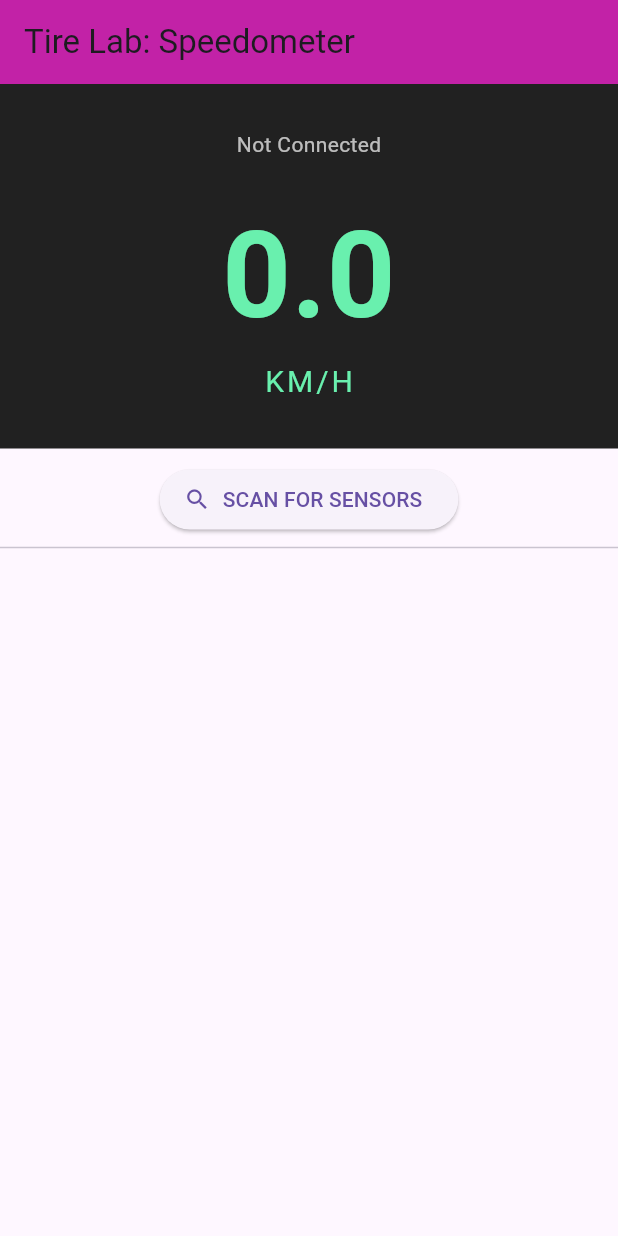
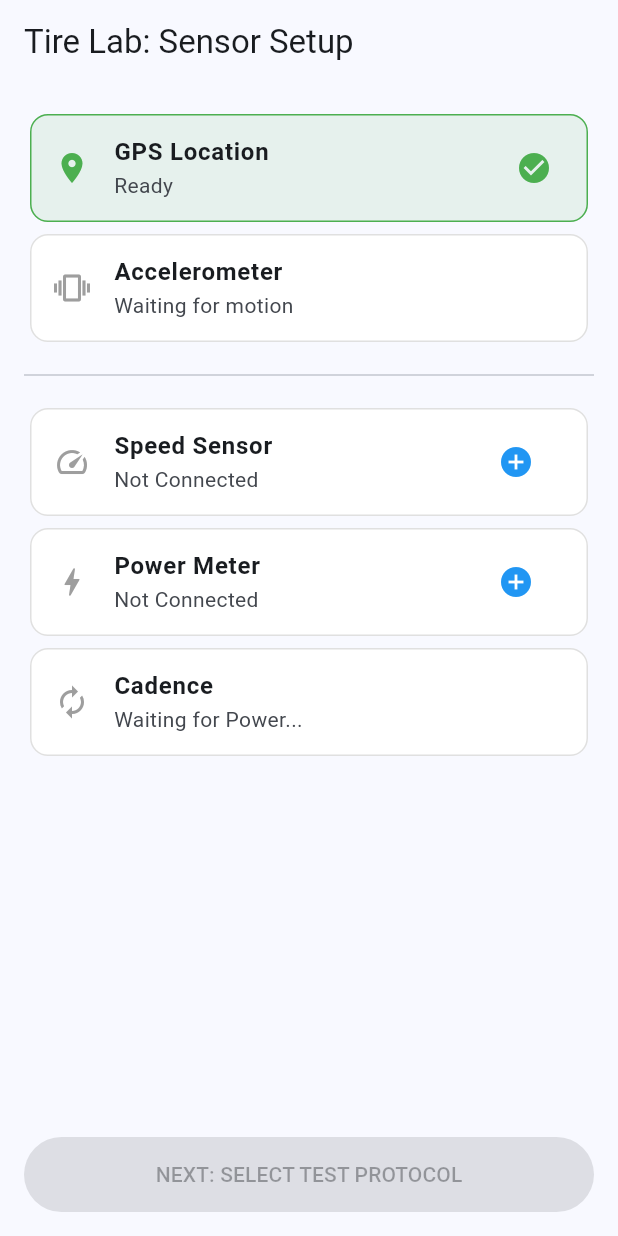
Before and after one commit to abramovychmax-cpu/under-preassure-tyre, a Flutter app: the screen it shows after launch, on a phone screen of 412 x 824 dp. Run offline on Flutter 3.47's test engine with Material 3 defaults, Android fonts, the phone set to English and light mode, and no system bars; our stand-ins replace flutter_blue_plus, geolocator, sensors_plus.

Commit message:
first iteration

```diff
--- a/lib/main.dart
+++ b/lib/main.dart
@@ -1,158 +1,189 @@
-import 'package:flutter/material.dart';
-import 'package:flutter_blue_plus/flutter_blue_plus.dart';
-import 'package:permission_handler/permission_handler.dart';
+import 'package:flutter/material.dart'; // Import basic UI building blocks
+import 'package:flutter_blue_plus/flutter_blue_plus.dart'; // Import Bluetooth tools
+import 'package:geolocator/geolocator.dart'; // Import GPS/Location tools
+import 'package:sensors_plus/sensors_plus.dart'; // Import Accelerometer tools
+import 'dart:async'; // Import tools for data streams (real-time info)
 
+// FUNCTION: 'main' is the entry point that kicks off the whole app
 void main() {
-  runApp(const MaterialApp(
-    debugShowCheckedModeBanner: false,
-    home: SensorScanner(),
-  ));
+  runApp(const TireLabApp()); // Action: Run the TireLabApp class
 }
 
-class SensorScanner extends StatefulWidget {
-  const SensorScanner({super.key});
+// CLASS: This is the "Blueprint" for the entire App's theme and structure
+class TireLabApp extends StatelessWidget {
+  const TireLabApp({super.key}); // Constructor: Sets up this class
 
-  @override
-  State<SensorScanner> createState() => _SensorScannerState();
-}
-
-class _SensorScannerState extends State<SensorScanner> {
-  List<ScanResult> scanResults = [];
-  bool isScanning = false;
-
-  // Speed Calculation Variables
-  double currentSpeed = 0.0;
-  int? lastWheelRevs;
-  int? lastWheelTime;
-  String connectionStatus = "Not Connected";
-
-  // 700c tire circumference is roughly 2.1 meters
-  final double wheelCircumference = 2.1;
-
-  Future<void> _connectToDevice(BluetoothDevice device) async {
-    try {
-      setState(() => connectionStatus = "Connecting...");
-      await device.connect();
-      setState(() => connectionStatus = "Connected to ${device.platformName}");
-
-      List<BluetoothService> services = await device.discoverServices();
-
-      for (BluetoothService service in services) {
-        if (service.uuid.toString().toLowerCase().contains("1816")) {
-          for (BluetoothCharacteristic characteristic in service.characteristics) {
-            if (characteristic.uuid.toString().toLowerCase().contains("2a5b")) {
-
-              await characteristic.setNotifyValue(true);
-
-              characteristic.lastValueStream.listen((value) {
-                if (value.isNotEmpty && value.length >= 7) {
-                  // 1. Parse Cumulative Wheel Revolutions (Bytes 1-4)
-                  int currentRevs = (value[1]) | (value[2] << 8) | (value[3] << 16) | (value[4] << 24);
-
-                  // 2. Parse Last Wheel Event Time (Bytes 5-6)
-                  // This is in 1/1024 second units
-                  int currentTime = (value[5]) | (value[6] << 8);
-
-                  if (lastWheelRevs != null && lastWheelTime != null) {
-                    // Calculate differences
-                    int revDiff = currentRevs - lastWheelRevs!;
-                    int timeDiff = currentTime - lastWheelTime!;
-
-                    // Handle the timer wrapping around (it resets at 65535)
-                    if (timeDiff < 0) timeDiff += 65536;
-
-                    if (timeDiff > 0 && revDiff > 0) {
-                      // Speed in m/s = (Revolutions * Circumference) / (Time / 1024)
-                      double speedMPS = (revDiff * wheelCircumference) / (timeDiff / 1024.0);
-
-                      // Convert m/s to km/h (Multiply by 3.6)
-                      setState(() {
-                        currentSpeed = speedMPS * 3.6;
-                      });
+  @override // Replaces default code with our custom design
+  Widget build(BuildContext context) {
+    return MaterialApp( // A wrapper providing standard app navigation/styles
+      title: 'Tire Lab Pro', // The app's name in the phone's system
+      theme: ThemeData( // Defines the colors and fonts
+        colorScheme: ColorScheme.fromSeed(seedColor: Colors.blue), // Blue theme
+        useMaterial3: true, // Uses the modern Android/iOS style
+      ),
+      home: const SensorSetupPage(), // Set the first screen to our Setup Page
+      debugShowCheckedModeBanner: false, // Hides the "Debug" banner
+    );
   }
 }
 
-                  lastWheelRevs = currentRevs;
-                  lastWheelTime = currentTime;
+// CLASS: The Blueprint for the Sensor Screen (Stateful means it can change)
+class SensorSetupPage extends StatefulWidget {
+  const SensorSetupPage({super.key});
 
-                  print("Speed: ${currentSpeed.toStringAsFixed(1)} km/h");
+  @override // Connects this class to the 'State' logic below
+  State<SensorSetupPage> createState() => _SensorSetupPageState();
+}
+
+// CLASS (STATE): This holds the live data and refreshes the UI
+class _SensorSetupPageState extends State<SensorSetupPage> {
+  // VARIABLES: "Boxes" to store the names and status of your gear
+  String speedSensorName = "Not Connected"; // Stores speed sensor name
+  String powerMeterName = "Not Connected"; // Stores power meter name
+  String cadenceStatus = "Waiting for Power..."; // Stores cadence info
+  bool gpsGranted = false; // Tracks if the user allowed GPS
+  bool accelActive = false; // Tracks if the motion sensor is sending data
+
+  // BLUETOOTH DATA: Stores the list of sensors found during a scan
+  List<ScanResult> scanResults = []; // A list (collection) of found devices
+  StreamSubscription? scanSubscription; // A "listener" for the Bluetooth radio
+
+  @override
+  // FUNCTION: 'initState' runs once immediately when the app opens
+  void initState() {
+    super.initState(); // Does standard Flutter setup first
+    _initInternalSensors(); // Action: Start checking GPS and Motion right away
+  }
+
+  // FUNCTION (Async): Checks GPS and Motion (Async means it waits for a reply)
+  Future<void> _initInternalSensors() async {
+    // Action: Check if GPS permission is already granted
+    LocationPermission permission = await Geolocator.checkPermission();
+    if (permission == LocationPermission.denied) { // If it's blocked...
+      permission = await Geolocator.requestPermission(); // ...ask the user for access
+    }
+
+    // If the user said yes, update our variable and refresh the screen
+    if (permission == LocationPermission.always || permission == LocationPermission.whileInUse) {
+      setState(() => gpsGranted = true); // Refresh UI
+    }
+
+    // Action: Start listening to the Accelerometer stream
+    accelerometerEvents.listen((AccelerometerEvent event) {
+      if (!accelActive) { // If we haven't confirmed it's working yet...
+        setState(() => accelActive = true); // ...mark it as active now
       }
     });
   }
-          }
-        }
-      }
-    } catch (e) {
-      print("Connection Error: $e");
-      setState(() => connectionStatus = "Connection Failed");
-    }
+
+  // FUNCTION: Searches for Bluetooth sensors using their specific "Service ID"
+  void _startSensorScan(String serviceUuid) async {
+    setState(() => scanResults.clear()); // Clear previous search results
+
+    // Action: Tell the phone to look for specific cycling gear
+    await FlutterBluePlus.startScan(
+      withServices: [Guid(serviceUuid)], // 1816 for Speed, 1818 for Power
+      timeout: const Duration(seconds: 5), // Stop searching after 5 seconds
+    );
+
+    // Action: Watch the "stream" of found devices and add them to our list
+    scanSubscription = FlutterBluePlus.scanResults.listen((results) {
+      setState(() => scanResults = results); // Update list on screen
+    });
+
+    _showDevicePicker(serviceUuid); // Action: Open the selection menu
   }
 
-  Future<void> startScan() async {
-    if (await FlutterBluePlus.adapterState.first != BluetoothAdapterState.on) return;
-    bool isLocationOn = await Permission.locationWhenInUse.serviceStatus.isEnabled;
-    if (!isLocationOn) { await openAppSettings(); return; }
-    await [Permission.location, Permission.bluetoothScan, Permission.bluetoothConnect].request();
-
-    setState(() { isScanning = true; scanResults = []; });
-    try {
-      await FlutterBluePlus.startScan(timeout: const Duration(seconds: 15));
-      FlutterBluePlus.scanResults.listen((results) {
-        if (mounted) setState(() => scanResults = results);
+  // FUNCTION: Creates the pop-up menu for the user to select their sensor
+  void _showDevicePicker(String serviceId) {
+    showModalBottomSheet( // A sliding menu from the bottom
+      context: context,
+      builder: (context) {
+        return Container( // A container box for the list
+          padding: const EdgeInsets.all(16),
+          height: 350,
+          child: ListView.builder( // Builds a row for every sensor found
+            itemCount: scanResults.length, // How many items in the list
+            itemBuilder: (context, index) {
+              final data = scanResults[index]; // Get data for this specific row
+              return ListTile( // A clickable row
+                title: Text(data.advertisementData.localName.isEmpty
+                    ? "Unknown Sensor" : data.advertisementData.localName),
+                subtitle: Text(data.device.remoteId.toString()), // Show ID
+                onTap: () { // Action when user clicks the sensor name
+                  setState(() { // Update the main UI with the choice
+                    if (serviceId == "1816") speedSensorName = data.advertisementData.localName;
+                    if (serviceId == "1818") {
+                      powerMeterName = data.advertisementData.localName;
+                      cadenceStatus = "Linked to Power Meter";
+                    }
                   });
-      await Future.delayed(const Duration(seconds: 15));
-      if (mounted) setState(() => isScanning = false);
-    } catch (e) { if (mounted) setState(() => isScanning = false); }
+                  Navigator.pop(context); // Close the menu
+                  FlutterBluePlus.stopScan(); // Turn off radio to save battery
+                },
+              );
+            },
+          ),
+        );
+      },
+    );
   }
 
-  @override
+  // WIDGET BUILDER: A reusable function to draw each of the 5 windows
+  Widget sensorWindow(String title, String subtitle, bool isActive, IconData icon, VoidCallback? onConnect) {
+    return Card( // A box with a shadow
+      color: isActive ? Colors.green.withOpacity(0.1) : Colors.white, // Green tint if ready
+      elevation: 0,
+      shape: RoundedRectangleBorder( // Adds a border around the box
+        side: BorderSide(color: isActive ? Colors.green : Colors.grey.shade300),
+        borderRadius: BorderRadius.circular(12),
+      ),
+      child: ListTile( // A row with an icon, title, and optional button
+        leading: Icon(icon, color: isActive ? Colors.green : Colors.grey), // Sensor icon
+        title: Text(title, style: const TextStyle(fontWeight: FontWeight.bold)), // Sensor name
+        subtitle: Text(subtitle), // Status text (e.g., "Not Connected")
+        trailing: onConnect != null // If an 'Action' was provided...
+          ? IconButton(icon: const Icon(Icons.add_circle, color: Colors.blue), onPressed: onConnect) // ...show '+'
+          : (isActive ? const Icon(Icons.check_circle, color: Colors.green) : null), // ...else show checkmark
+      ),
+    );
+  }
+
+  @override // This "Function" describes how the whole screen looks
   Widget build(BuildContext context) {
-    return Scaffold(
-      appBar: AppBar(
-        title: const Text("Tire Lab: Speedometer"),
-        backgroundColor: const Color.fromARGB(255, 194, 34, 167),
-      ),
-      body: Column(
+    return Scaffold( // The basic layout skeleton
+      appBar: AppBar(title: const Text("Tire Lab: Sensor Setup")), // Top header
+      body: Padding( // Space around the edges
+        padding: const EdgeInsets.all(16.0),
+        child: Column( // Stack the 5 windows on top of each other
           children: [
-          Container(
-            width: double.infinity,
-            padding: const EdgeInsets.all(30),
-            color: Colors.grey[900],
-            child: Column(
-              children: [
-                Text(connectionStatus, style: const TextStyle(color: Colors.white70)),
-                const SizedBox(height: 20),
-                Text(
-                  currentSpeed.toStringAsFixed(1),
-                  style: const TextStyle(fontSize: 80, fontWeight: FontWeight.bold, color: Colors.greenAccent),
-                ),
-                const Text("KM/H", style: TextStyle(color: Colors.greenAccent, fontSize: 20, letterSpacing: 2)),
-              ],
-            ),
-          ),
-          const SizedBox(height: 10),
-          ElevatedButton.icon(
-            icon: const Icon(Icons.search),
-            onPressed: isScanning ? null : startScan,
-            label: Text(isScanning ? "Searching..." : "SCAN FOR SENSORS"),
-          ),
-          const Divider(),
-          Expanded(
-            child: ListView.builder(
-              itemCount: scanResults.length,
-              itemBuilder: (context, index) {
-                final device = scanResults[index].device;
-                return ListTile(
-                  leading: const Icon(Icons.directions_bike),
-                  title: Text(device.platformName.isEmpty ? "Unknown Sensor" : device.platformName),
-                  subtitle: Text(device.remoteId.toString()),
-                  onTap: () => _connectToDevice(device),
-                );
-              },
+            // CALLING SENSOR WINDOWS: Using our function 5 times
+            sensorWindow("GPS Location", gpsGranted ? "Ready" : "Tap to enable", gpsGranted, Icons.location_on, null),
+            sensorWindow("Accelerometer", accelActive ? "Ready" : "Waiting for motion", accelActive, Icons.vibration, null),
+
+            const Padding(padding: EdgeInsets.symmetric(vertical: 10), child: Divider()), // Line separator
+
+            sensorWindow("Speed Sensor", speedSensorName, speedSensorName != "Not Connected", Icons.speed, () => _startSensorScan("1816")),
+            sensorWindow("Power Meter", powerMeterName, powerMeterName != "Not Connected", Icons.bolt, () => _startSensorScan("1818")),
+            sensorWindow("Cadence", cadenceStatus, powerMeterName != "Not Connected", Icons.autorenew, null),
+
+            const Spacer(), // Pushes the button to the very bottom
+
+            // ACTION BUTTON: The "Go" button for the test
+            SizedBox(
+              width: double.infinity, // Full width
+              height: 50,
+              child: ElevatedButton(
+                // Logic: Only active if GPS is working and Speed is connected
+                onPressed: (gpsGranted && speedSensorName != "Not Connected") ? () {
+                  // Action: Move to the next screen (Scenario Selection)
+                } : null, // Greyed out if sensors are missing
+                child: const Text("NEXT: SELECT TEST PROTOCOL"),
               ),
             ),
           ],
         ),
+      ),
     );
   }
 }
--- /dev/null
+++ b/lib/sensor_setup_page.dart
@@ -0,0 +1,172 @@
+import 'package:flutter/material.dart';
+import 'package:flutter_blue_plus/flutter_blue_plus.dart';
+import 'package:geolocator/geolocator.dart';
+import 'package:sensors_plus/sensors_plus.dart';
+import 'dart:async';
+
+class SensorSetupPage extends StatefulWidget {
+  const SensorSetupPage({super.key});
+
+  @override
+  State<SensorSetupPage> createState() => _SensorSetupPageState();
+}
+
+class _SensorSetupPageState extends State<SensorSetupPage> {
+  // VARIABLES: "Boxes" to store sensor info
+  String speedSensorName = "Not Connected";
+  String powerMeterName = "Not Connected";
+  String cadenceSensorName = "Not Connected"; // [NEW] Separate variable for Cadence
+
+  bool gpsGranted = false;
+  bool accelActive = false;
+
+  List<ScanResult> scanResults = [];
+  StreamSubscription? scanSubscription;
+
+  @override
+  void initState() {
+    super.initState();
+    _initInternalSensors();
+  }
+
+  Future<void> _initInternalSensors() async {
+    LocationPermission permission = await Geolocator.checkPermission();
+    if (permission == LocationPermission.denied) {
+      permission = await Geolocator.requestPermission();
+    }
+    if (permission == LocationPermission.always || permission == LocationPermission.whileInUse) {
+      setState(() => gpsGranted = true);
+    }
+    accelerometerEvents.listen((AccelerometerEvent event) {
+      if (!accelActive) {
+        setState(() => accelActive = true);
+      }
+    });
+  }
+
+  // [CHANGED] Added 'targetSlot' so the function knows which window to fill
+  void _startSensorScan(String serviceUuid, String targetSlot) async {
+    setState(() => scanResults.clear());
+
+    // [CHANGED] Pass targetSlot to the picker
+    _showDevicePicker(serviceUuid, targetSlot);
+
+    await FlutterBluePlus.startScan(
+      withServices: [Guid(serviceUuid)],
+      timeout: const Duration(seconds: 10),
+    );
+
+    scanSubscription = FlutterBluePlus.scanResults.listen((results) {
+      setState(() => scanResults = results);
+    });
+  }
+
+  // [CHANGED] Added 'targetSlot' to this function too
+  void _showDevicePicker(String serviceId, String targetSlot) {
+    showModalBottomSheet(
+      context: context,
+      builder: (context) {
+        return StatefulBuilder(
+          builder: (context, setModalState) {
+            // This ensures the list updates while the menu is open
+            FlutterBluePlus.scanResults.listen((results) {
+              if (mounted) setModalState(() {});
+            });
+
+            return Container(
+              padding: const EdgeInsets.all(16),
+              height: 400,
+              child: ListView.builder(
+                itemCount: scanResults.length,
+                itemBuilder: (context, index) {
+                  final data = scanResults[index];
+                  String foundName = data.advertisementData.localName.isEmpty
+                      ? "Unknown Sensor" : data.advertisementData.localName;
+
+                  return ListTile(
+                    title: Text(foundName),
+                    onTap: () {
+                      setState(() {
+                        // [CHANGED] Logic to fill the correct box based on what '+' was clicked
+                        if (targetSlot == "speed") {
+                          speedSensorName = foundName;
+                        } else if (targetSlot == "power") {
+                          powerMeterName = foundName;
+                        } else if (targetSlot == "cadence") {
+                          cadenceSensorName = foundName;
+                        }
+                      });
+                      Navigator.pop(context);
+                      FlutterBluePlus.stopScan();
+                    },
+                  );
+                },
+              ),
+            );
+          }
+        );
+      }
+    );
+  }
+
+  // WIDGET BUILDER: Draws the windows
+  Widget sensorWindow(String title, String subtitle, bool isActive, IconData icon, VoidCallback? onConnect) {
+    return Card(
+      color: isActive ? Colors.green.withOpacity(0.1) : Colors.white,
+      elevation: 0,
+      shape: RoundedRectangleBorder(
+        side: BorderSide(color: isActive ? Colors.green : Colors.grey.shade300),
+        borderRadius: BorderRadius.circular(12),
+      ),
+      child: ListTile(
+        leading: Icon(icon, color: isActive ? Colors.green : Colors.grey),
+        title: Text(title, style: const TextStyle(fontWeight: FontWeight.bold)),
+        subtitle: Text(subtitle),
+        trailing: onConnect != null
+          ? IconButton(icon: const Icon(Icons.add_circle, color: Colors.blue), onPressed: onConnect)
+          : (isActive ? const Icon(Icons.check_circle, color: Colors.green) : null),
+      ),
+    );
+  }
+
+  @override
+  Widget build(BuildContext context) {
+    return Scaffold(
+      appBar: AppBar(title: const Text("Tire Lab Setup")),
+      body: Padding(
+        padding: const EdgeInsets.all(16.0),
+        child: Column(
+          children: [
+            sensorWindow("GPS Location", gpsGranted ? "Ready" : "Waiting", gpsGranted, Icons.location_on, null),
+            sensorWindow("Accelerometer", accelActive ? "Ready" : "Waiting", accelActive, Icons.vibration, null),
+
+            const Divider(height: 30),
+
+            // [CHANGED] 'speed' label added
+            sensorWindow("Speed Sensor", speedSensorName, speedSensorName != "Not Connected", Icons.speed,
+              () => _startSensorScan("1816", "speed")),
+
+            // [CHANGED] 'power' label added
+            sensorWindow("Power Meter", powerMeterName, powerMeterName != "Not Connected", Icons.bolt,
+              () => _startSensorScan("1818", "power")),
+
+            // [CHANGED] Now has its own '+' button and uses 'cadence' label
+            sensorWindow("Cadence Sensor", cadenceSensorName, cadenceSensorName != "Not Connected", Icons.autorenew,
+              () => _startSensorScan("1816", "cadence")),
+
+            const Spacer(),
+
+            SizedBox(
+              width: double.infinity,
+              height: 50,
+              child: ElevatedButton(
+                onPressed: (gpsGranted && speedSensorName != "Not Connected") ? () {} : null,
+                child: const Text("NEXT: SELECT TEST PROTOCOL"),
+              ),
+            ),
+          ],
+        ),
+      ),
+    );
+  }
+}
```
Lines whose indentation alone changed are shown as unchanged.
